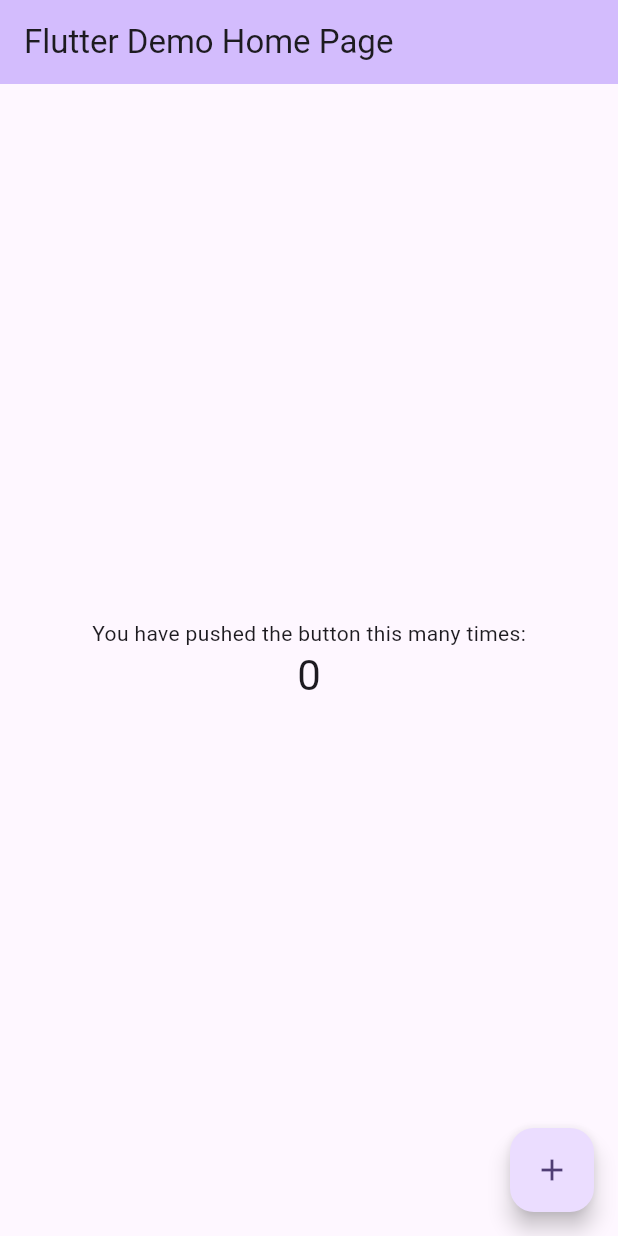
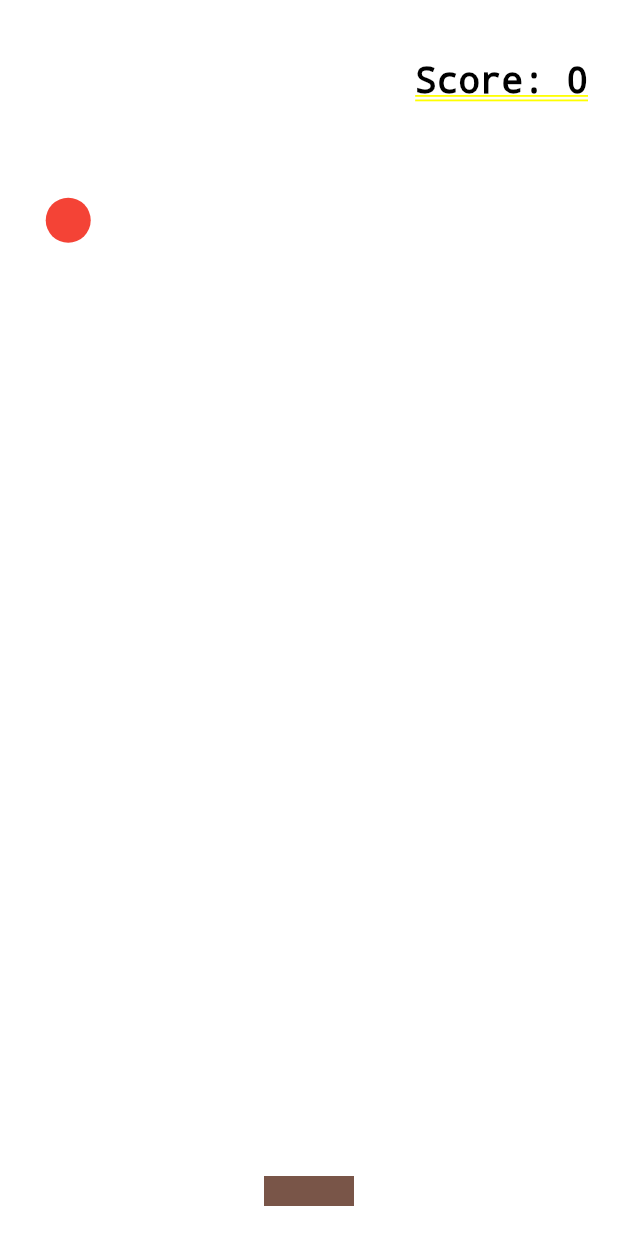
Before and after one commit to choijjangl/appleGame, a Flutter app: the screen it shows after launch, on a phone screen of 412 x 824 dp. Run offline on Flutter 3.47's test engine with Material 3 defaults, Android fonts, the phone set to English and light mode, and no system bars.

Commit message:
Add simple apple catching game

```diff
--- /dev/null
+++ b/lib/apple_game.dart
@@ -0,0 +1,100 @@
+import 'dart:async';
+import 'dart:math';
+
+import 'package:flutter/material.dart';
+
+class AppleGame extends StatefulWidget {
+  const AppleGame({super.key});
+
+  @override
+  State<AppleGame> createState() => _AppleGameState();
+}
+
+class _AppleGameState extends State<AppleGame> {
+  late Timer _timer;
+  double appleX = 0.5;
+  double appleY = 0.0;
+  double basketX = 0.5;
+  int score = 0;
+
+  static const double appleStep = 0.02;
+
+  @override
+  void initState() {
+    super.initState();
+    _resetApple();
+    _timer = Timer.periodic(const Duration(milliseconds: 50), (_) => _update());
+  }
+
+  void _resetApple() {
+    final rng = Random();
+    appleX = rng.nextDouble();
+    appleY = 0.0;
+  }
+
+  void _update() {
+    setState(() {
+      appleY += appleStep;
+      if (appleY >= 1.0) {
+        if ((appleX - basketX).abs() < 0.1) {
+          score += 1;
+        }
+        _resetApple();
+      }
+    });
+  }
+
+  @override
+  void dispose() {
+    _timer.cancel();
+    super.dispose();
+  }
+
+
+  @override
+  Widget build(BuildContext context) {
+    final width = MediaQuery.of(context).size.width;
+    final height = MediaQuery.of(context).size.height;
+    return GestureDetector(
+      onHorizontalDragUpdate: (details) {
+        setState(() {
+          basketX += details.delta.dx / width;
+          basketX = basketX.clamp(0.0, 1.0);
+        });
+      },
+      child: Stack(
+        children: [
+          Positioned(
+            left: appleX * width - 15,
+            top: appleY * height,
+            child: Container(
+              width: 30,
+              height: 30,
+              decoration: const BoxDecoration(
+                color: Colors.red,
+                shape: BoxShape.circle,
+              ),
+            ),
+          ),
+          Positioned(
+            left: basketX * width - 30,
+            bottom: 20,
+            child: Container(
+              width: 60,
+              height: 20,
+              color: Colors.brown,
+            ),
+          ),
+          Positioned(
+            top: 40,
+            right: 20,
+            child: Text(
+              'Score: $score',
+              style: const TextStyle(fontSize: 24, color: Colors.black),
+            ),
+          ),
+        ],
+      ),
+    );
+  }
+}
--- a/lib/main.dart
+++ b/lib/main.dart
@@ -1,4 +1,5 @@
 import 'package:flutter/material.dart';
+import 'apple_game.dart';
 
 void main() {
   runApp(const MyApp());
@@ -31,95 +32,7 @@ class MyApp extends StatelessWidget {
         colorScheme: ColorScheme.fromSeed(seedColor: Colors.deepPurple),
         useMaterial3: true,
       ),
-      home: const MyHomePage(title: 'Flutter Demo Home Page'),
+      home: const AppleGame(),
     );
   }
 }
-
-class MyHomePage extends StatefulWidget {
-  const MyHomePage({super.key, required this.title});
-
-  // This widget is the home page of your application. It is stateful, meaning
-  // that it has a State object (defined below) that contains fields that affect
-  // how it looks.
-
-  // This class is the configuration for the state. It holds the values (in this
-  // case the title) provided by the parent (in this case the App widget) and
-  // used by the build method of the State. Fields in a Widget subclass are
-  // always marked "final".
-
-  final String title;
-
-  @override
-  State<MyHomePage> createState() => _MyHomePageState();
-}
-
-class _MyHomePageState extends State<MyHomePage> {
-  int _counter = 0;
-
-  void _incrementCounter() {
-    setState(() {
-      // This call to setState tells the Flutter framework that something has
-      // changed in this State, which causes it to rerun the build method below
-      // so that the display can reflect the updated values. If we changed
-      // _counter without calling setState(), then the build method would not be
-      // called again, and so nothing would appear to happen.
-      _counter++;
-    });
-  }
-
-  @override
-  Widget build(BuildContext context) {
-    // This method is rerun every time setState is called, for instance as done
-    // by the _incrementCounter method above.
-    //
-    // The Flutter framework has been optimized to make rerunning build methods
-    // fast, so that you can just rebuild anything that needs updating rather
-    // than having to individually change instances of widgets.
-    return Scaffold(
-      appBar: AppBar(
-        // TRY THIS: Try changing the color here to a specific color (to
-        // Colors.amber, perhaps?) and trigger a hot reload to see the AppBar
-        // change color while the other colors stay the same.
-        backgroundColor: Theme.of(context).colorScheme.inversePrimary,
-        // Here we take the value from the MyHomePage object that was created by
-        // the App.build method, and use it to set our appbar title.
-        title: Text(widget.title),
-      ),
-      body: Center(
-        // Center is a layout widget. It takes a single child and positions it
-        // in the middle of the parent.
-        child: Column(
-          // Column is also a layout widget. It takes a list of children and
-          // arranges them vertically. By default, it sizes itself to fit its
-          // children horizontally, and tries to be as tall as its parent.
-          //
-          // Column has various properties to control how it sizes itself and
-          // how it positions its children. Here we use mainAxisAlignment to
-          // center the children vertically; the main axis here is the vertical
-          // axis because Columns are vertical (the cross axis would be
-          // horizontal).
-          //
-          // TRY THIS: Invoke "debug painting" (choose the "Toggle Debug Paint"
-          // action in the IDE, or press "p" in the console), to see the
-          // wireframe for each widget.
-          mainAxisAlignment: MainAxisAlignment.center,
-          children: <Widget>[
-            const Text(
-              'You have pushed the button this many times:',
-            ),
-            Text(
-              '$_counter',
-              style: Theme.of(context).textTheme.headlineMedium,
-            ),
-          ],
-        ),
-      ),
-      floatingActionButton: FloatingActionButton(
-        onPressed: _incrementCounter,
-        tooltip: 'Increment',
-        child: const Icon(Icons.add),
-      ), // This trailing comma makes auto-formatting nicer for build methods.
-    );
-  }
-}
```
